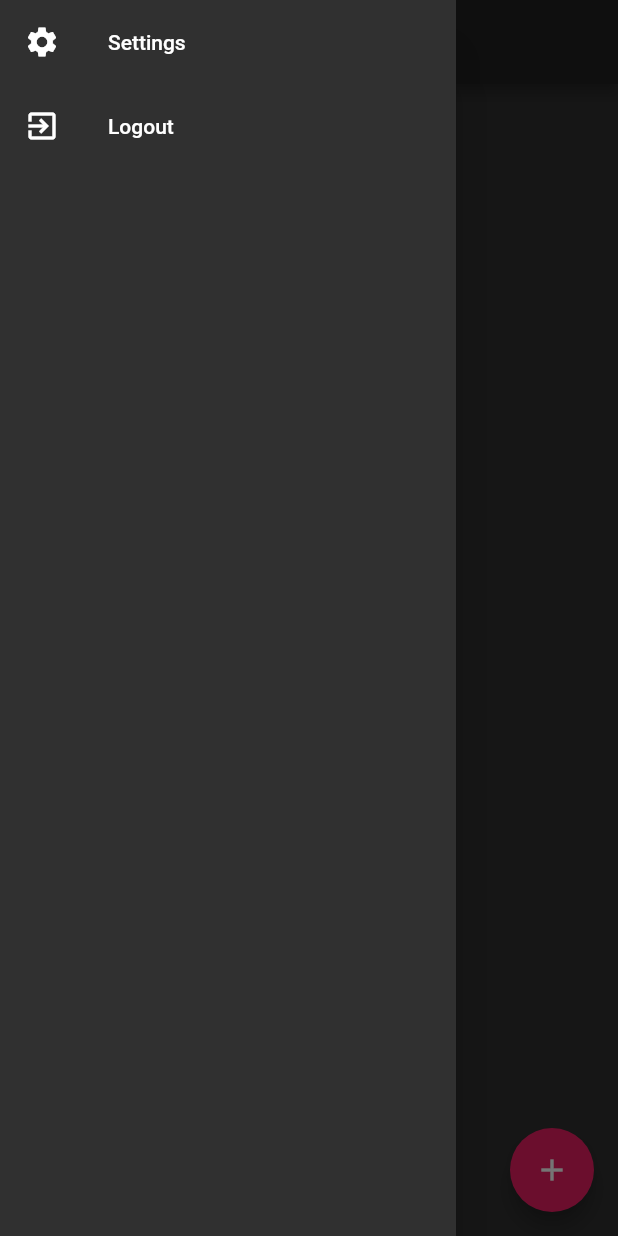
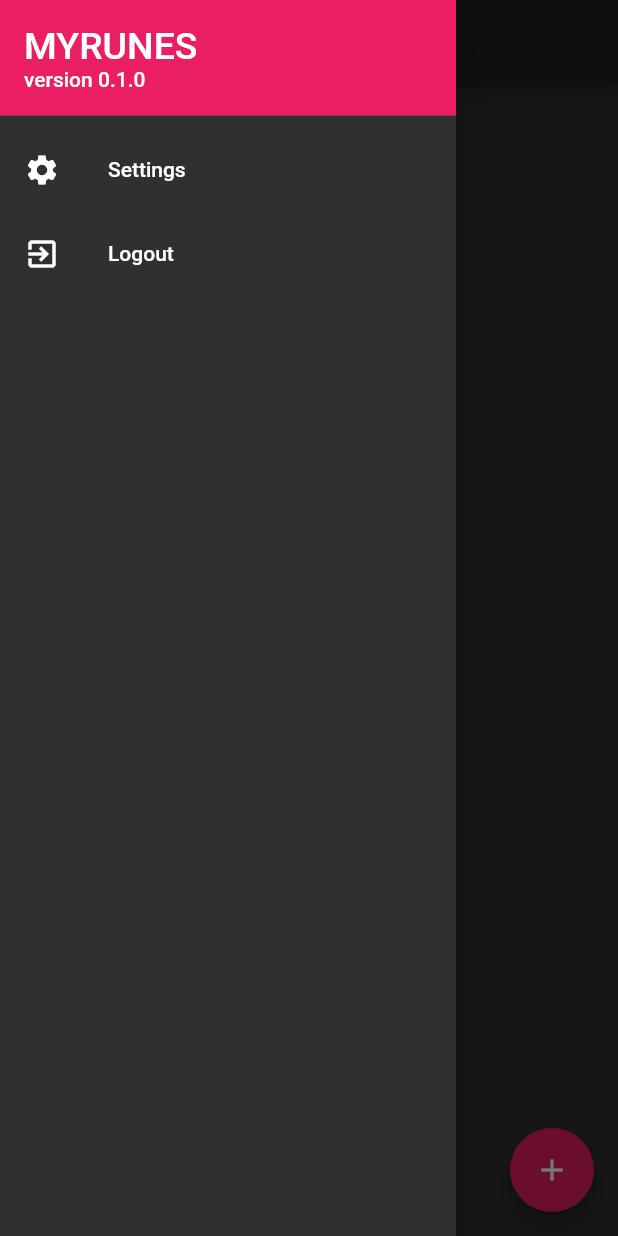
Before and after one commit to myrunes/mobile-app, a Flutter app: the screen it shows after launch, with the side drawer open, on a phone screen of 412 x 824 dp. Run offline on Flutter 3.47's test engine with Material 2 defaults, Android fonts, the phone set to English and light mode, and no system bars; drawn by our look-alikes of liquid_pull_to_refresh; our stand-ins replace flutter_secure_storage, package_info.

Commit message:
add drawer header with version information

```diff
--- a/lib/app.dart
+++ b/lib/app.dart
@@ -1,20 +1,19 @@
-import 'package:app/api/api.dart';
-import 'package:app/screens/login.dart';
+import 'package:myrunes/api/api.dart';
+import 'package:myrunes/screens/login.dart';
 import 'package:flutter/material.dart';
 import 'screens/home.dart';
 
 class App extends StatelessWidget {
-  // This widget is the root of your application.
   @override
   Widget build(BuildContext context) {
-    final apiInstance =
+    final _apiInstance =
         API(baseURL: 'beta.myrunes.com', prefix: 'api', https: true);
 
     return MaterialApp(
       initialRoute: '/',
       routes: {
-        '/': (context) => HomePage(title: 'MYRUNES', apiInstance: apiInstance),
-        '/login': (context) => LoginPage(apiInstance),
+        '/': (context) => HomePage(title: 'MYRUNES', apiInstance: _apiInstance),
+        '/login': (context) => LoginPage(_apiInstance),
       },
       title: 'myrunes',
       theme: ThemeData(
--- a/lib/screens/home.dart
+++ b/lib/screens/home.dart
@@ -1,8 +1,9 @@
-import 'package:app/api/api.dart';
-import 'package:app/api/models.dart';
-import 'package:app/widgets/pagetile.dart';
+import 'package:myrunes/api/api.dart';
+import 'package:myrunes/api/models.dart';
+import 'package:myrunes/widgets/pagetile.dart';
 import 'package:flutter/material.dart';
 import 'package:liquid_pull_to_refresh/liquid_pull_to_refresh.dart';
+import 'package:package_info/package_info.dart';
 
 class HomePage extends StatefulWidget {
   HomePage({Key key, this.title, this.apiInstance}) : super(key: key);
@@ -46,7 +47,8 @@ class _HomePageState extends State<HomePage> {
   _HomePageState(this.apiInstance);
 
   final API apiInstance;
-  List<PageModel> pages = List();
+  List<PageModel> _pages = List();
+  PackageInfo _packInfo;
 
   @override
   void initState() {
@@ -56,6 +58,8 @@ class _HomePageState extends State<HomePage> {
       if (err is APIError && err.statusCode == 401)
         Navigator.pushReplacementNamed(context, '/login');
     });
+
+    _fetchPackageInfo();
     super.initState();
   }
 
@@ -68,6 +72,22 @@ class _HomePageState extends State<HomePage> {
       drawer: Drawer(
         child: ListView(
           children: [
+            Container(
+              height: 85,
+              child: DrawerHeader(
+                child: Column(
+                  crossAxisAlignment: CrossAxisAlignment.start,
+                  children: [
+                    Text(
+                      'MYRUNES',
+                      style: TextStyle(fontSize: 25),
+                    ),
+                    Text('version ${_packInfo?.version}')
+                  ],
+                ),
+                decoration: BoxDecoration(color: Colors.pink),
+              ),
+            ),
             ListTile(leading: Icon(Icons.settings), title: Text('Settings')),
             ListTile(
               leading: Icon(Icons.exit_to_app),
@@ -81,7 +101,7 @@ class _HomePageState extends State<HomePage> {
         ),
       ),
       body: _HomePageContent(
-        pages: pages,
+        pages: _pages,
         onRefresh: () async {
           await _fetchData();
         },
@@ -97,7 +117,14 @@ class _HomePageState extends State<HomePage> {
   Future<void> _fetchData() async {
     var pList = await apiInstance.getPages();
     setState(() {
-      pages = pList.data;
+      _pages = pList.data;
+    });
+  }
+
+  Future<void> _fetchPackageInfo() async {
+    final info = await PackageInfo.fromPlatform();
+    setState(() {
+      _packInfo = info;
     });
   }
 }
--- a/lib/screens/login.dart
+++ b/lib/screens/login.dart
@@ -1,5 +1,5 @@
-import 'package:app/api/api.dart';
-import 'package:app/api/forms.dart';
+import 'package:myrunes/api/api.dart';
+import 'package:myrunes/api/forms.dart';
 import 'package:flutter/cupertino.dart';
 import 'package:flutter/material.dart';
 
--- a/pubspec.yaml
+++ b/pubspec.yaml
@@ -1,4 +1,4 @@
-name: app
+name: myrunes
 description: A new Flutter project.
 
 # The following defines the version and build number for your application.
@@ -11,7 +11,7 @@ description: A new Flutter project.
 # In iOS, build-name is used as CFBundleShortVersionString while build-number used as CFBundleVersion.
 # Read more about iOS versioning at
 # https://developer.apple.com/library/archive/documentation/General/Reference/InfoPlistKeyReference/Articles/CoreFoundationKeys.html
-version: 1.0.0+1
+version: 0.1.0+1
 
 environment:
   sdk: ">=2.1.0 <3.0.0"
@@ -23,6 +23,7 @@ dependencies:
   provider: ^3.1.0
   flutter_secure_storage: ^3.3.1+1
   liquid_pull_to_refresh: ^1.1.2
+  package_info: ^0.4.0+17
 
   # The following adds the Cupertino Icons font to your application.
   # Use with the CupertinoIcons class for iOS style icons.
```
Also changed, not shown: lib/widgets/pagetile.dart (+20 -9 lines), pubspec.lock, 1 other file.
